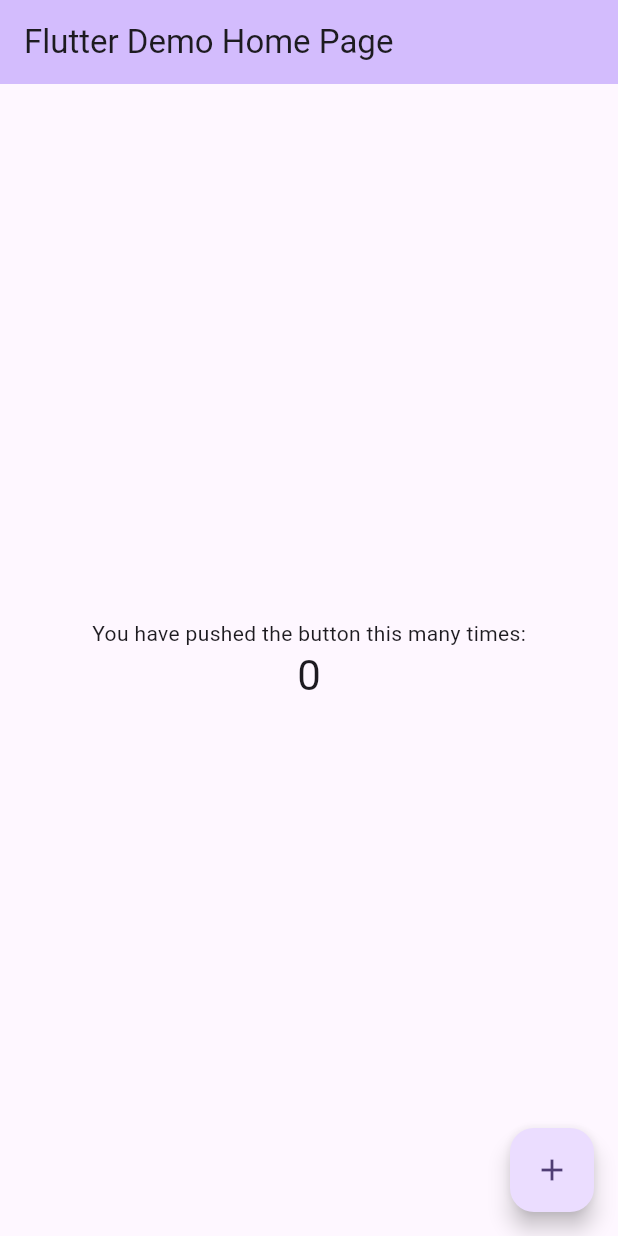
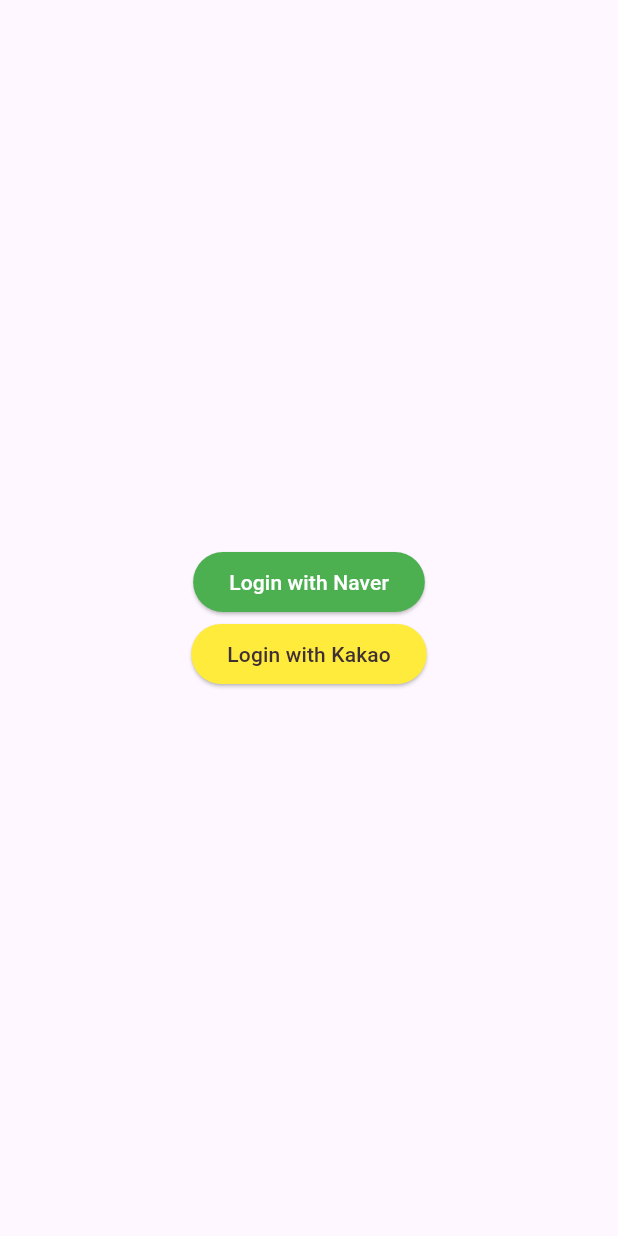
Before and after one commit to Happi3r/homeless_one5tars_mobile, a Flutter app: the screen it shows after launch, on a phone screen of 412 x 824 dp. Run offline on Flutter 3.47's test engine with Material 3 defaults, Android fonts, the phone set to English and light mode, and no system bars; our stand-ins replace flutter_secure_storage; missing offline and left inert: flutter_naver_login, kakao_flutter_sdk.

Commit message:
feat: add LoginService for OAuth Token

```diff
--- a/lib/main.dart
+++ b/lib/main.dart
@@ -1,4 +1,5 @@
 import 'package:flutter/material.dart';
+import 'package:homeless/screens/login.dart';
 
 void main() {
   runApp(const MyApp());
@@ -15,7 +16,7 @@
         colorScheme: ColorScheme.fromSeed(seedColor: Colors.deepPurple),
         useMaterial3: true,
       ),
-      home: const MyHomePage(title: 'Flutter Demo Home Page'),
+      home: const LoginView(),
     );
   }
 }
--- /dev/null
+++ b/lib/screens/login.dart
@@ -0,0 +1,43 @@
+import 'package:flutter/material.dart';
+import 'package:homeless/services/login.dart';
+
+class LoginView extends StatefulWidget {
+  const LoginView({super.key});
+
+  @override
+  State<LoginView> createState() => _LoginViewState();
+}
+
+class _LoginViewState extends State<LoginView> {
+  @override
+  Widget build(BuildContext context) {
+    return Scaffold(
+      body: Center(
+        child: Column(
+          mainAxisAlignment: MainAxisAlignment.center,
+          children: [
+            ElevatedButton(
+              onPressed: () async {
+                final res = await LoginService.naver.login();
+                print(res ?? 'naver login error');
+              },
+              style: ElevatedButton.styleFrom(backgroundColor: Colors.green),
+              child: const Text(
+                'Login with Naver',
+                style: TextStyle(color: Colors.white),
+              ),
+            ),
+            ElevatedButton(
+              onPressed: LoginService.kakao.login,
+              style: ElevatedButton.styleFrom(backgroundColor: Colors.yellow),
+              child: const Text(
+                'Login with Kakao',
+                style: TextStyle(color: Color(0xFF3F3035)),
+              ),
+            ),
+          ],
+        ),
+      ),
+    );
+  }
+}
--- /dev/null
+++ b/lib/services/login.dart
@@ -0,0 +1,86 @@
+import 'package:flutter_naver_login/flutter_naver_login.dart';
+import 'package:flutter_secure_storage/flutter_secure_storage.dart';
+import 'package:kakao_flutter_sdk/kakao_flutter_sdk.dart';
+
+abstract class LoginService {
+  static const naver = NaverLoginService();
+  static const kakao = KakaoLoginService();
+
+  final FlutterSecureStorage _storage;
+
+  const LoginService() : _storage = const FlutterSecureStorage();
+
+  Future<String?> login();
+  Future<void> logout() async {
+    _storage.delete(key: 'w_token');
+  }
+
+  Future<void> remove() async {
+    _storage.delete(key: 'w_token');
+  }
+}
+
+class NaverLoginService extends LoginService {
+  const NaverLoginService();
+
+  @override
+  Future<String?> login() async {
+    try {
+      if (await FlutterNaverLogin.isLoggedIn) {
+        final res = await FlutterNaverLogin.currentAccessToken;
+        return res.accessToken;
+      }
+
+      final NaverLoginResult res = await FlutterNaverLogin.logIn();
+
+      if (res.status != NaverLoginStatus.loggedIn) {
+        return null;
+      }
+
+      final token = await FlutterNaverLogin.currentAccessToken;
+      return token.accessToken;
+    } catch (e) {
+      await FlutterNaverLogin.logOutAndDeleteToken();
+      return null;
+    }
+  }
+
+  @override
+  Future<void> logout() async {
+    await FlutterNaverLogin.logOut();
+    super.logout();
+  }
+
+  @override
+  Future<void> remove() async {
+    await FlutterNaverLogin.logOutAndDeleteToken();
+    super.remove();
+  }
+}
+
+class KakaoLoginService extends LoginService {
+  const KakaoLoginService();
+
+  @override
+  Future<String?> login() async {
+    try {
+      OAuthToken token = await UserApi.instance.loginWithKakaoTalk();
+      return token.accessToken;
+    } catch (e) {
+      print('Error :: Kakao.login failed $e');
+      return null;
+    }
+  }
+
+  @override
+  Future<void> logout() async {
+    await UserApi.instance.logout();
+    super.logout();
+  }
+
+  @override
+  Future<void> remove() async {
+    await UserApi.instance.logout();
+    super.remove();
+  }
+}
--- a/pubspec.yaml
+++ b/pubspec.yaml
@@ -37,6 +37,7 @@
   cupertino_icons: ^1.0.6
   flutter_naver_login: ^1.8.0
   kakao_flutter_sdk: ^1.9.1+2
+  flutter_secure_storage: ^4.2.1
 
 dev_dependencies:
   flutter_test:
```
Also changed, not shown: 1 other file.
